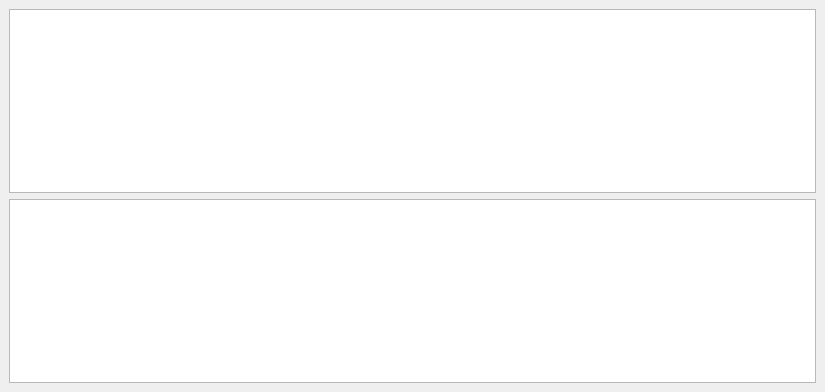
This is not1mm/data/logwindow.ui in mbridak/not1mm as Qt 5 draws it before an edit. The edited form follows.
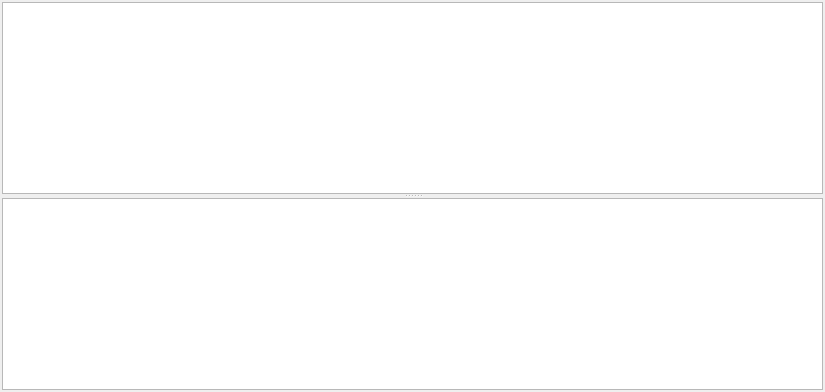
This is the edited form.

Commit message: refactoring, updates for cross platform, single process dockable windows

Patch:
```diff
--- a/not1mm/data/logwindow.ui
+++ b/not1mm/data/logwindow.ui
@@ -1,7 +1,7 @@
 <?xml version="1.0" encoding="UTF-8"?>
 <ui version="4.0">
- <class>MainWindow</class>
- <widget class="QMainWindow" name="MainWindow">
+ <class>LogWindow</class>
+ <widget class="QWidget" name="LogWindow">
   <property name="geometry">
    <rect>
     <x>0</x>
@@ -13,9 +13,16 @@
   <property name="windowTitle">
    <string>MainWindow</string>
   </property>
-  <widget class="QWidget" name="centralwidget">
-   <layout class="QGridLayout" name="gridLayout">
-    <item row="0" column="0">
+  <layout class="QVBoxLayout" name="verticalLayout">
+   <property name="bottomMargin"><number>2</number></property>
+   <property name="topMargin"><number>2</number></property>
+   <property name="leftMargin"><number>2</number></property>
+   <property name="rightMargin"><number>2</number></property>
+   <item>
+   <widget class="QSplitter" name="splitter">
+    <property name="orientation">
+       <enum>Qt::Vertical</enum>
+    </property>
      <widget class="QTableWidget" name="generalLog">
       <property name="font">
        <font>
@@ -23,8 +30,6 @@
        </font>
       </property>
      </widget>
-    </item>
-    <item row="1" column="0">
      <widget class="QTableWidget" name="focusedLog">
       <property name="font">
        <font>
@@ -32,9 +37,9 @@
        </font>
       </property>
      </widget>
-    </item>
-   </layout>
-  </widget>
+   </widget>
+   </item>
+  </layout>
  </widget>
  <resources/>
  <connections/>
```
Left out of the diff: 2 changed lines with no effect on the pictures. The commit also changes 47 other files.
